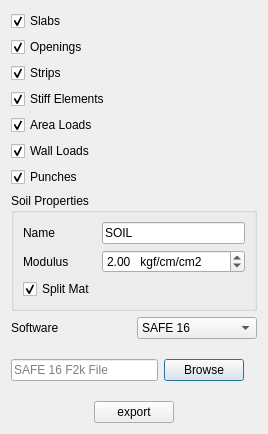
Qt form safe/punch/Resources/ui/safe_panel.ui (ebrahimraeyat/OSAFE) before a commit.
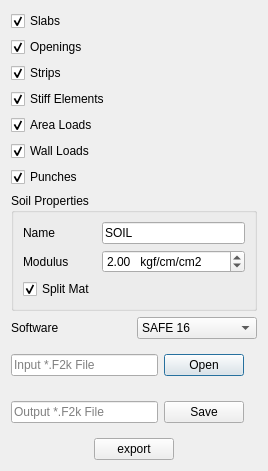
The same form after that commit.

Commit message: addign Gui for creating f2k file

What changed in the file:
```diff
--- a/safe/punch/Resources/ui/safe_panel.ui
+++ b/safe/punch/Resources/ui/safe_panel.ui
@@ -7,7 +7,7 @@
     <x>0</x>
     <y>0</y>
     <width>268</width>
-    <height>434</height>
+    <height>471</height>
    </rect>
   </property>
   <property name="windowTitle">
@@ -190,14 +190,14 @@
         <string/>
        </property>
        <property name="placeholderText">
-        <string>SAFE 16 F2k File</string>
+        <string>Input *.F2k File</string>
        </property>
       </widget>
      </item>
      <item>
       <widget class="QPushButton" name="browse_button">
        <property name="text">
-        <string>Browse</string>
+        <string>Open</string>
        </property>
       </widget>
      </item>
@@ -210,6 +210,34 @@
      </item>
     </layout>
    </item>
+   <item>
+    <layout class="QHBoxLayout" name="horizontalLayout_2">
+     <item>
+      <widget class="QLineEdit" name="output_f2k">
+       <property name="inputMask">
+        <string/>
+       </property>
+       <property name="placeholderText">
+        <string>Output *.F2k File</string>
+       </property>
+      </widget>
+     </item>
+     <item>
+      <widget class="QPushButton" name="browse_output">
+       <property name="text">
+        <string>Save</string>
+       </property>
+      </widget>
+     </item>
+     <item>
+      <widget class="QLabel" name="label_4">
+       <property name="text">
+        <string/>
+       </property>
+      </widget>
+     </item>
+    </layout>
+   </item>
    <item>
     <layout class="QHBoxLayout" name="horizontalLayout_3">
      <item>
```
Left out of the diff: 4 changed lines with no effect on the pictures. The commit also changes 6 other files.
